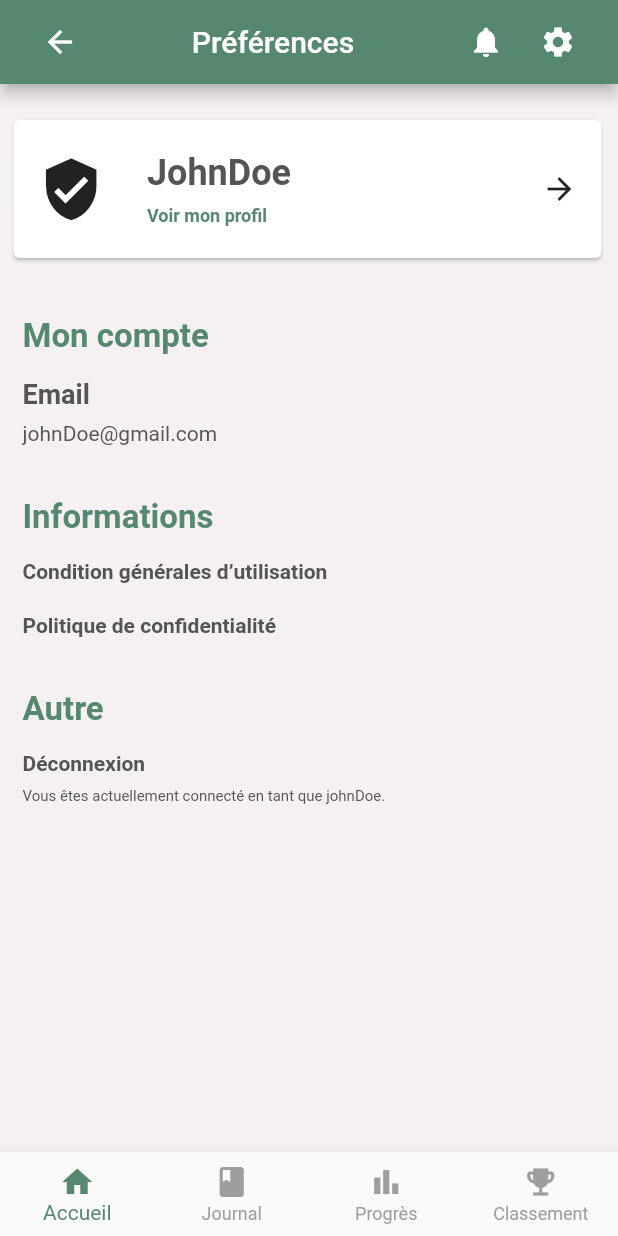
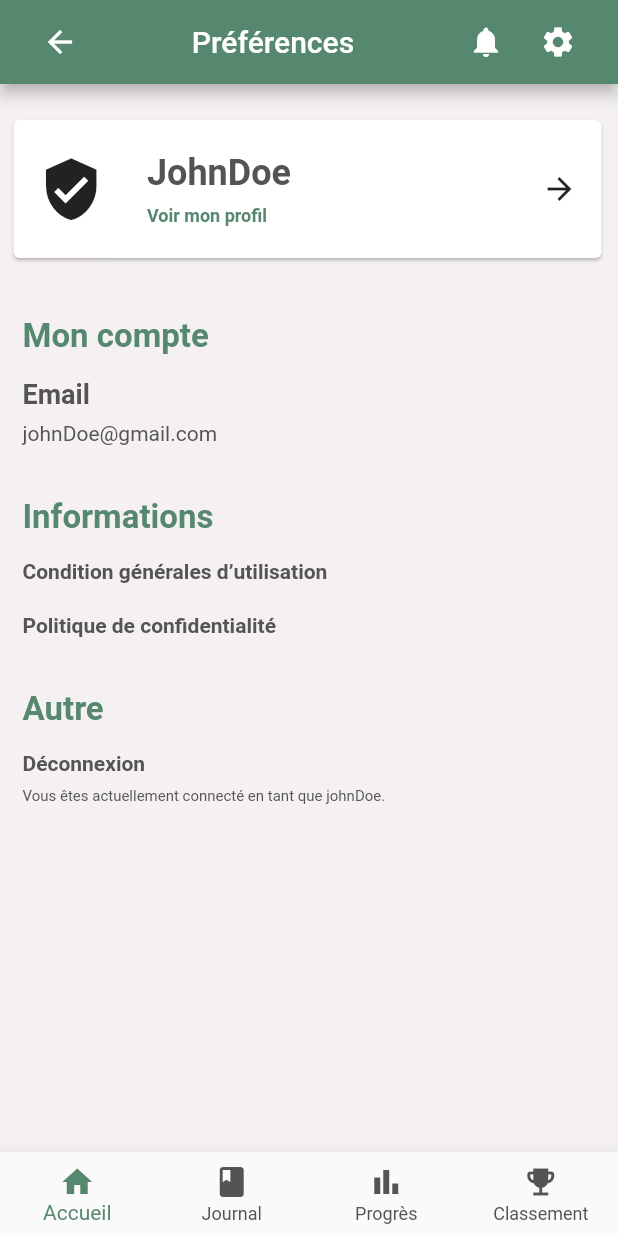
Before and after one commit to PintoJody/SmokeHelper, a Flutter app: the screen it shows after launch, after a tap on the "settings" icon, on a phone screen of 412 x 824 dp. Run offline on Flutter 3.47's test engine with Material 2 defaults, Android fonts, the phone set to English and light mode, and no system bars; our stand-ins replace flutter_svg; missing offline and left inert: dart:ffi; network calls fail.

Commit message:
add themeColor file

```diff
--- /dev/null
+++ b/lib/theme/theme.dart
@@ -0,0 +1,10 @@
+import 'package:flutter/material.dart';
+
+class CustomTheme {
+
+  //List of Colors
+  static const Color greenColor =  Color(0xFF55886F);
+  static const Color greyColor = Color(0xFF545454);
+  static const Color bgWhiteColor = Color(0xFFF5F1F2);
+
+}
--- a/lib/view/loginView.dart
+++ b/lib/view/loginView.dart
@@ -1,5 +1,6 @@
 import 'package:flutter/material.dart';
 import 'package:flutter_svg/flutter_svg.dart';
+import 'package:smoke_helper/theme/theme.dart';
 
 class LoginView extends StatefulWidget {
   @override
@@ -15,7 +16,7 @@ class _LoginView extends State<LoginView> {
   Widget build(BuildContext context) {
     return Scaffold(
       resizeToAvoidBottomInset: false,
-      backgroundColor: const Color(0xFF55886F),
+      backgroundColor: CustomTheme.greenColor,
       body: SingleChildScrollView(
         child: Form(
           key: _formKey,
@@ -120,7 +121,7 @@ class _LoginView extends State<LoginView> {
                     },
                     child: const Text(
                         "Envoyer",
-                        style: TextStyle(color: Color.fromRGBO(95,90,90,1)),
+                        style: TextStyle(color: CustomTheme.greyColor),
                     ),
                   )
                 ),
--- a/lib/view/settingView.dart
+++ b/lib/view/settingView.dart
@@ -3,6 +3,8 @@ import 'package:flutter/material.dart';
 import 'package:smoke_helper/widget/BottomNavigationTabBarView.dart';
 import 'package:smoke_helper/widget/CardButton.dart';
 import 'package:smoke_helper/widget/HeaderNavigationView.dart';
+
+import '../theme/theme.dart';
 
 class SettingView extends StatefulWidget {
   const SettingView({Key? key}) : super(key: key);
@@ -17,7 +19,7 @@ class _SettingViewState extends State<SettingView> {
     return MaterialApp(
         title: 'SmokeHelper',
         home: Scaffold(
-            backgroundColor: const Color(0xFFF5F1F2),
+            backgroundColor: CustomTheme.bgWhiteColor,
             appBar: HeaderNavigationView(pageName: "Préférences", parentContext: context, isHomePage: false),
             body: Padding(
               padding: const EdgeInsets.only(top: 20.0, bottom: 20.0,left: 5.0, right: 5.0),
@@ -31,38 +33,38 @@ class _SettingViewState extends State<SettingView> {
                     child: Column(
                       crossAxisAlignment: CrossAxisAlignment.start,
                       children: [
-                        const Text("Mon compte", style: TextStyle(color: Color(0xFF55886F), fontWeight: FontWeight.bold, fontSize: 22.0)),
+                        const Text("Mon compte", style: TextStyle(color: CustomTheme.greenColor, fontWeight: FontWeight.bold, fontSize: 22.0)),
                         const SizedBox(height: 15.0),
-                        const Text("Email", style: TextStyle(color: Color(0xFF545454), fontWeight: FontWeight.bold, fontSize: 18.0)),
+                        const Text("Email", style: TextStyle(color: CustomTheme.greyColor, fontWeight: FontWeight.bold, fontSize: 18.0)),
                         const SizedBox(height: 8.0),
-                        const Text("johnDoe@gmail.com", style: TextStyle(color: Color(0xFF545454), fontSize: 14.0)), //TODO Recuperer mail user
+                        const Text("johnDoe@gmail.com", style: TextStyle(color: CustomTheme.greyColor, fontSize: 14.0)), //TODO Recuperer mail user
                         const SizedBox(height: 35.0),
-                        const Text("Informations", style: TextStyle(color: Color(0xFF55886F), fontWeight: FontWeight.bold, fontSize: 22.0)),
+                        const Text("Informations", style: TextStyle(color: CustomTheme.greenColor, fontWeight: FontWeight.bold, fontSize: 22.0)),
                         const SizedBox(height: 15.0),
                         InkWell(
-                          child: const Text("Condition générales d’utilisation", style: TextStyle(color: Color(0xFF545454), fontSize: 14.0, fontWeight: FontWeight.bold)),
+                          child: const Text("Condition générales d’utilisation", style: TextStyle(color: CustomTheme.greyColor, fontSize: 14.0, fontWeight: FontWeight.bold)),
                           onTap: (){
                             //TODO lien vers les conditions générales
                           },
                         ),
                         const SizedBox(height: 20.0),
                         InkWell(
-                          child: const Text("Politique de confidentialité", style: TextStyle(color: Color(0xFF545454), fontSize: 14.0, fontWeight: FontWeight.bold)),
+                          child: const Text("Politique de confidentialité", style: TextStyle(color: CustomTheme.greyColor, fontSize: 14.0, fontWeight: FontWeight.bold)),
                           onTap: (){
                             //TODO lien vers Politique de confidentialité
                           },
                         ),
                         const SizedBox(height: 35.0),
-                        const Text("Autre", style: TextStyle(color: Color(0xFF55886F), fontWeight: FontWeight.bold, fontSize: 22.0)),
+                        const Text("Autre", style: TextStyle(color: CustomTheme.greenColor, fontWeight: FontWeight.bold, fontSize: 22.0)),
                         const SizedBox(height: 15.0),
                         InkWell(
-                          child: const Text("Déconnexion", style: TextStyle(color: Color(0xFF545454), fontSize: 14.0, fontWeight: FontWeight.bold)),
+                          child: const Text("Déconnexion", style: TextStyle(color: CustomTheme.greyColor, fontSize: 14.0, fontWeight: FontWeight.bold)),
                           onTap: (){
                             //TODO lien Deconnexion
                           },
                         ),
                         const SizedBox(height: 8.0),
-                        const Text("Vous êtes actuellement connecté en tant que johnDoe.", style: TextStyle(color: Color(0xFF545454), fontSize: 10.0)),
+                        const Text("Vous êtes actuellement connecté en tant que johnDoe.", style: TextStyle(color: CustomTheme.greyColor, fontSize: 10.0)),
                       ],
                     ),
                   ),
--- a/lib/widget/BottomNavigationTabBarView.dart
+++ b/lib/widget/BottomNavigationTabBarView.dart
@@ -1,4 +1,6 @@
 import 'package:flutter/material.dart';
+
+import '../theme/theme.dart';
 
 class BottomNavigationTabBarView extends StatefulWidget {
   const BottomNavigationTabBarView({Key? key}) : super(key: key);
@@ -19,8 +21,8 @@ class _BottomNavigationTabBarViewState extends State<BottomNavigationTabBarView>
               _currentIndex = newIndex;
             });
           },
-          selectedItemColor: const Color(0xFF55886F),
-          unselectedItemColor: Colors.grey,
+          selectedItemColor: CustomTheme.greenColor,
+          unselectedItemColor: CustomTheme.greyColor,
           type: BottomNavigationBarType.fixed,
           items: const [
             BottomNavigationBarItem(
@@ -43,41 +45,3 @@ class _BottomNavigationTabBarViewState extends State<BottomNavigationTabBarView>
       );
     }
   }
-
-
-
-// class BottomNavigationTabBarView extends State<BottomNavigationTabBarView> {
-//
-//   @override
-//   Widget build(BuildContext context) {
-//     return bottomNavigationTabBarView();
-//   }
-//
-//   BottomNavigationBar bottomNavigationTabBarView() {
-//     const iconSize = 25.0;
-//     return BottomNavigationBar(
-//
-//         selectedItemColor: Colors.green,
-//         unselectedItemColor: Colors.grey,
-//         type: BottomNavigationBarType.fixed,
-//         items: const [
-//           BottomNavigationBarItem(
-//             icon: Icon(Icons.home),
-//             label: 'Accueil',
-//           ),
-//           BottomNavigationBarItem(
-//             icon: Icon(Icons.book),
-//             label: 'Journal',
-//           ),
-//           BottomNavigationBarItem(
-//             icon: Icon(Icons.bar_chart),
-//             label: 'Progrès',
-//           ),
-//           BottomNavigationBarItem(
-//             icon: Icon(Icons.emoji_events),
-//             label: 'Classement',
-//           ),
-//         ]
-//     );
-//   }
-// }
--- a/lib/widget/CardButton.dart
+++ b/lib/widget/CardButton.dart
@@ -1,4 +1,6 @@
 import 'package:flutter/material.dart';
+
+import '../theme/theme.dart';
 
 class CardButton extends StatefulWidget {
   final String username;
@@ -38,7 +40,7 @@ class _CardButtonState extends State<CardButton> {
                           style: const TextStyle(
                               fontSize: 24.0,
                               fontWeight: FontWeight.bold,
-                              color: Color(0xFF545454)
+                              color: CustomTheme.greyColor
                           )
                       ),
                       const SizedBox(height: 8.0),
@@ -47,7 +49,7 @@ class _CardButtonState extends State<CardButton> {
                         style: TextStyle(
                           fontSize: 12.0,
                           fontWeight: FontWeight.bold,
-                          color: Color(0xFF55886F),
+                          color: CustomTheme.greenColor,
                         ),
                       ),
                     ],
--- a/lib/widget/CardWithItems.dart
+++ b/lib/widget/CardWithItems.dart
@@ -1,6 +1,8 @@
 import 'dart:ffi';
 
 import 'package:flutter/material.dart';
+
+import '../theme/theme.dart';
 
 class CardWithItems extends StatefulWidget {
   final String title;
@@ -29,7 +31,7 @@ class _CardWithItemsState extends State<CardWithItems> {
               alignment: Alignment.topLeft,
               child: Text(
                 widget.title,
-                style: const TextStyle(fontSize: 22, fontWeight: FontWeight.bold, color: Color(0xFF55886F)),
+                style: const TextStyle(fontSize: 22, fontWeight: FontWeight.bold, color: CustomTheme.greenColor),
               ),
             ),
           ),
--- a/lib/widget/HeaderNavigationView.dart
+++ b/lib/widget/HeaderNavigationView.dart
@@ -1,4 +1,6 @@
 import 'package:flutter/material.dart';
+import 'package:smoke_helper/theme/theme.dart';
+
 
 class HeaderNavigationView extends StatefulWidget with PreferredSizeWidget {
   final String pageName;
@@ -18,7 +20,7 @@ class _HeaderNavigationViewState extends State<HeaderNavigationView> {
   @override
   Widget build(BuildContext context) {
     return AppBar(
-      backgroundColor: const Color(0xFF55886F),
+      backgroundColor: CustomTheme.greenColor,
       title: Row(
         mainAxisAlignment: MainAxisAlignment.spaceBetween,
         children: [
--- a/lib/widget/NavigatorButton.dart
+++ b/lib/widget/NavigatorButton.dart
@@ -1,4 +1,6 @@
 import 'package:flutter/material.dart';
+
+import '../theme/theme.dart';
 
 class NavigatorButton extends StatefulWidget {
   final BuildContext parentContext;
@@ -20,7 +22,7 @@ class _NavigatorButtonState extends State<NavigatorButton> {
       height: widget.height,
       width: widget.width,
       decoration: BoxDecoration(
-        color: Color(0xFF55886F),
+        color: CustomTheme.greenColor,
         borderRadius: BorderRadius.circular(widget.radius),
       ),
       child: ElevatedButton(
--- a/lib/widget/imgWithText.dart
+++ b/lib/widget/imgWithText.dart
@@ -1,4 +1,6 @@
 import 'package:flutter/material.dart';
+
+import '../theme/theme.dart';
 
 class imgWithText extends StatefulWidget {
   final String title;
@@ -34,7 +36,7 @@ class _imgWithTextState extends State<imgWithText> {
             child: Text(
               widget.title,
               style: const TextStyle(
-                color: Colors.white,
+                color: CustomTheme.bgWhiteColor,
                 fontSize: 18,
                 fontWeight: FontWeight.bold,
               ),
@@ -51,7 +53,7 @@ class _imgWithTextState extends State<imgWithText> {
             child: Text(
               widget.detail,
               style: const TextStyle(
-                color: Colors.white,
+                color: CustomTheme.bgWhiteColor,
                 fontSize: 40,
                 fontWeight: FontWeight.bold,
               ),
```
Also changed, not shown: lib/view/profilView.dart (+5 -4 lines), lib/view/registerView.dart (+15 -14 lines).
